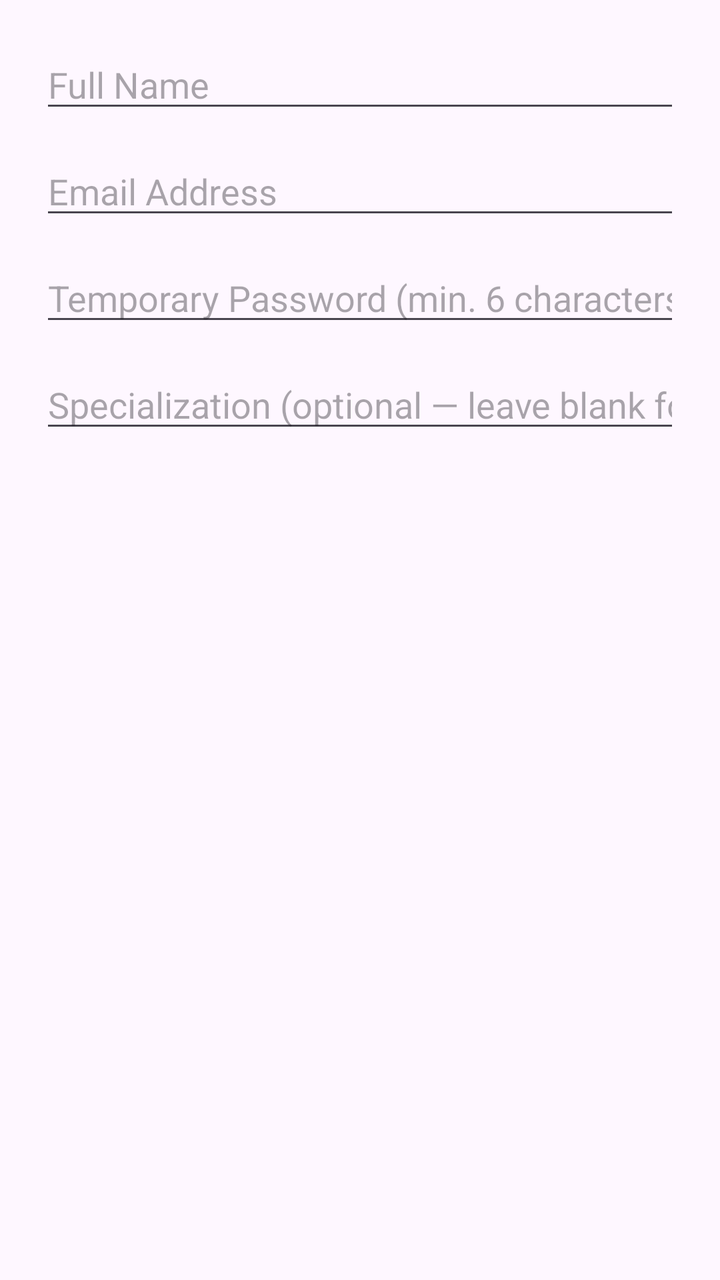
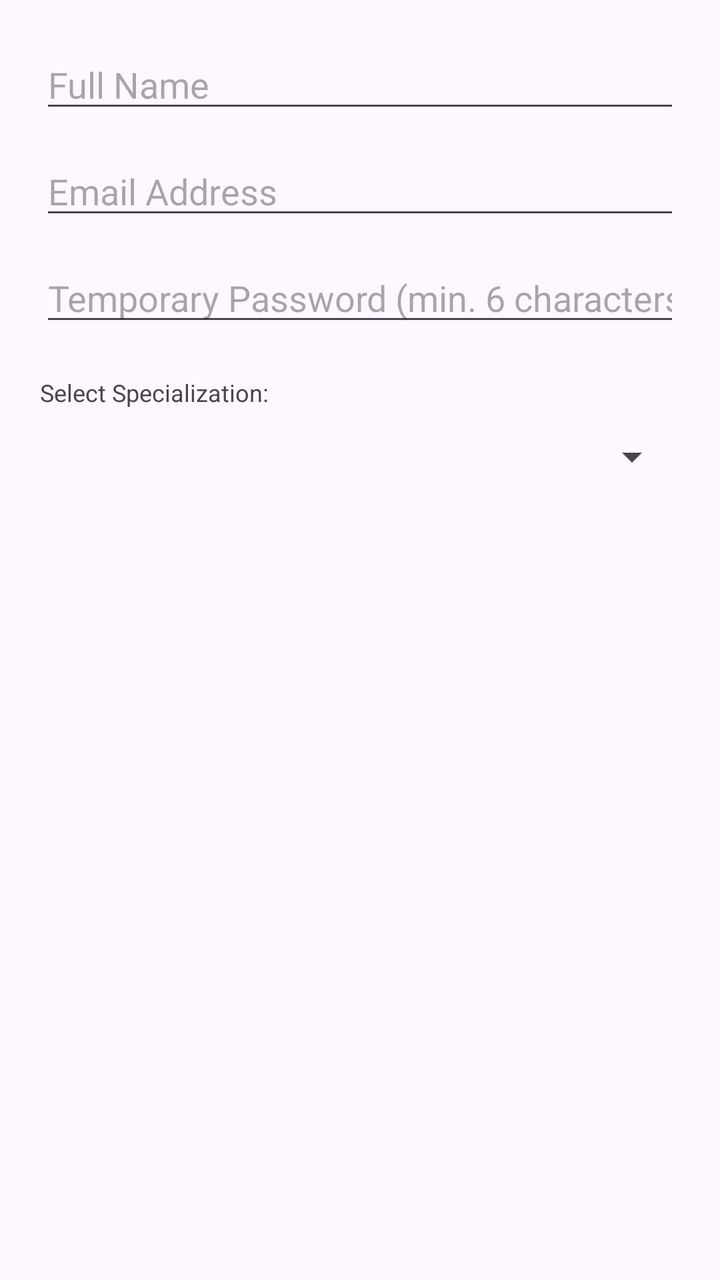

Before-and-after screenshots of an Android layout around one commit, followed by the original layout XML and the change that was made.
<!-- AndroidManifest.xml: application theme Theme.CounsellingApp -->
<!-- res/layout/dialog_register_counselor.xml -->
<?xml version="1.0" encoding="utf-8"?>
<LinearLayout
    xmlns:android="http://schemas.android.com/apk/res/android"
    android:layout_width="match_parent"
    android:layout_height="wrap_content"
    android:orientation="vertical"
    android:padding="20dp">

    <EditText
        android:id="@+id/etDialogCounselorName"
        android:layout_width="match_parent"
        android:layout_height="wrap_content"
        android:hint="Full Name"
        android:inputType="textPersonName"
        android:layout_marginBottom="12dp"
        android:autofillHints="name"/>

    <EditText
        android:id="@+id/etDialogCounselorEmail"
        android:layout_width="match_parent"
        android:layout_height="wrap_content"
        android:hint="Email Address"
        android:inputType="textEmailAddress"
        android:layout_marginBottom="12dp"
        android:autofillHints="emailAddress"/>

    <EditText
        android:id="@+id/etDialogCounselorPassword"
        android:layout_width="match_parent"
        android:layout_height="wrap_content"
        android:hint="Temporary Password (min. 6 characters)"
        android:inputType="textPassword"
        android:layout_marginBottom="12dp"
        android:autofillHints="password"/>

    <EditText
        android:id="@+id/etDialogCounselorSpec"
        android:layout_width="match_parent"
        android:layout_height="wrap_content"
        android:hint="Specialization (optional — leave blank for General)"
        android:inputType="textCapWords"/>

</LinearLayout>
<!-- resources referenced by this layout -->
<resources>
  <style name="Theme.CounsellingApp" parent="Base.Theme.CounsellingApp" />
  <style name="Base.Theme.CounsellingApp" parent="Theme.Material3.DayNight.NoActionBar">
          
          
      </style>
</resources>

<!-- the commit's change to res/layout/dialog_register_counselor.xml (unified diff, before → after) -->
@@ -33,11 +33,19 @@
         android:layout_marginBottom="12dp"
         android:autofillHints="password"/>
 
-    <EditText
-        android:id="@+id/etDialogCounselorSpec"
+    <TextView
+        android:layout_width="wrap_content"
+        android:layout_height="wrap_content"
+        android:text="Select Specialization:"
+        android:layout_marginTop="8dp"
+        android:textSize="12sp" />
+
+    <Spinner
+        android:id="@+id/spDialogCounselorSpec"
         android:layout_width="match_parent"
         android:layout_height="wrap_content"
-        android:hint="Specialization (optional — leave blank for General)"
-        android:inputType="textCapWords"/>
+        android:minHeight="48dp"
+        android:layout_marginBottom="12dp" />
+
 
 </LinearLayout>
